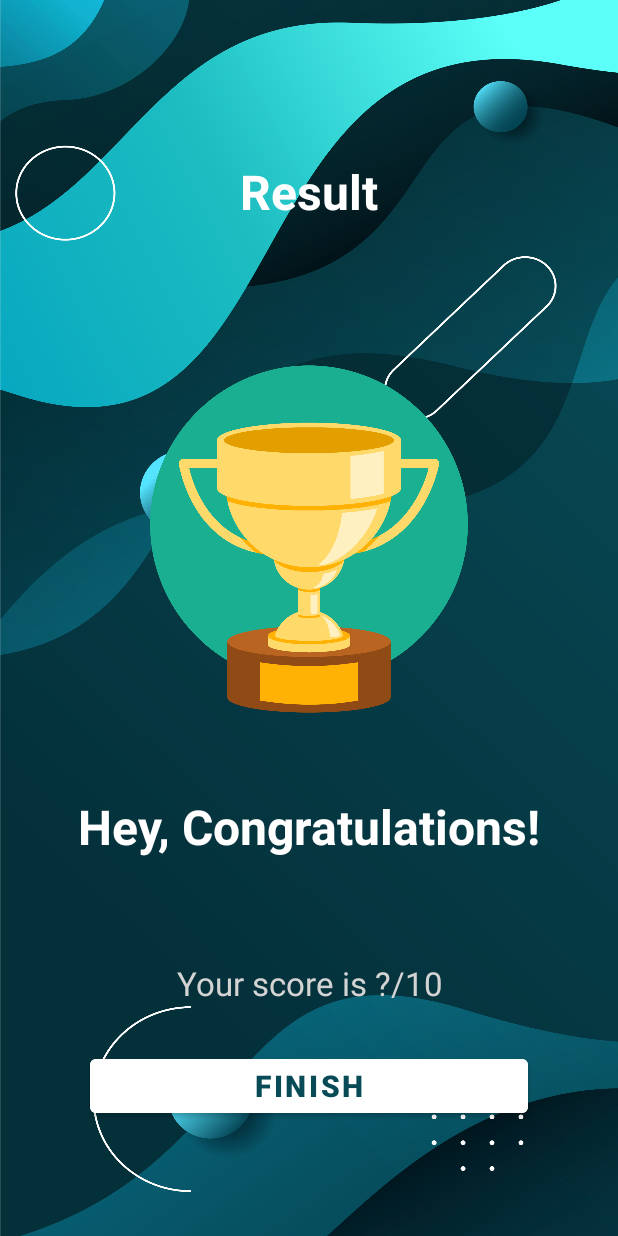
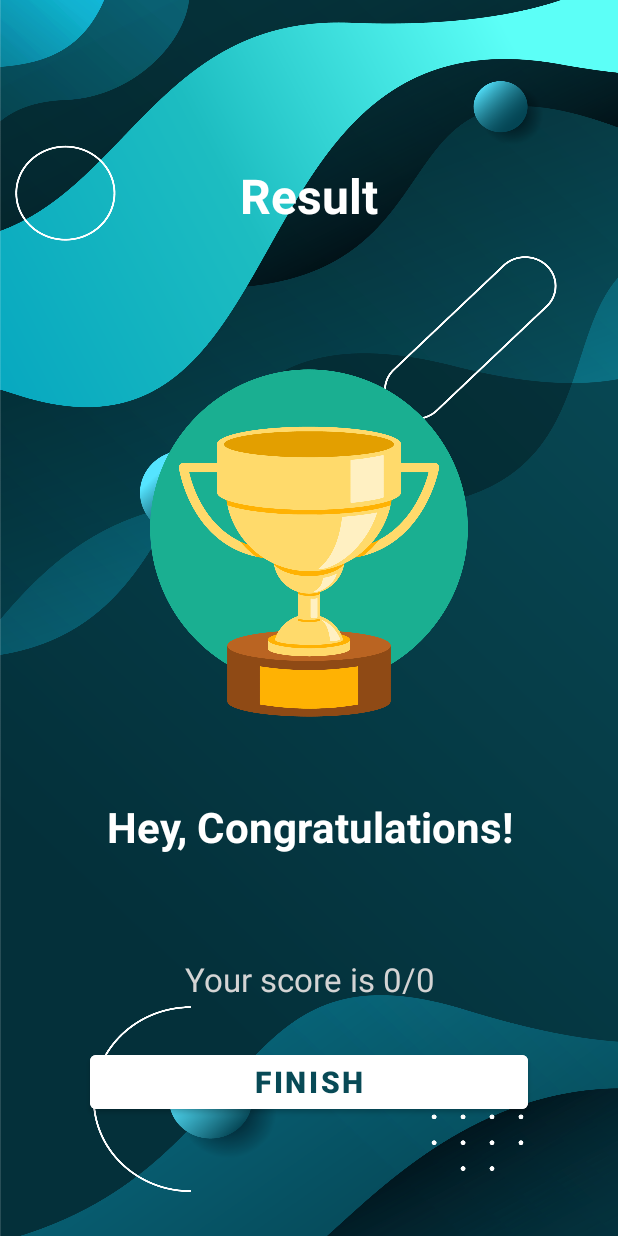
Before and after one commit to TCompton88/Quiz-App, an Android app: the Results screen opened directly, with no data from a screen before it, on a phone screen of 412 x 824 dp. Run offline under Robolectric (Android 15) with nearby library versions, the phone set to English and light mode, and no system bars.

Commit message:
Added boolean value to prevent submit button from advancing without user guessing an answer. Finished with results activity and ui fully functional

```diff
--- a/app/src/main/java/com/example/myapplication/Constants.kt
+++ b/app/src/main/java/com/example/myapplication/Constants.kt
@@ -1,6 +1,11 @@
 package com.example.myapplication
 
 object Constants {
+
+    const val USER_NAME : String = "user_name"
+    const val TOTAL_QUESTIONS : String = "total_questions"
+    const val CORRECT_ANSWERS : String = "correct_answer"
+
     fun getQuestions():ArrayList<Question>{
         val questionsList = ArrayList<Question>()
 
--- a/app/src/main/java/com/example/myapplication/MainActivity.kt
+++ b/app/src/main/java/com/example/myapplication/MainActivity.kt
@@ -21,6 +21,7 @@ class MainActivity : AppCompatActivity() {
             } else{
                 /*Assigns new activity to variable*/
                 val intent = Intent(this, QuizQuestionsActivity::class.java)
+                intent.putExtra(Constants.USER_NAME, etName.text.toString())
                 startActivity(intent)
                 /*Stops current activity*/
                 finish()
--- a/app/src/main/java/com/example/myapplication/Results.kt
+++ b/app/src/main/java/com/example/myapplication/Results.kt
@@ -1,11 +1,29 @@
 package com.example.myapplication
 
+import android.annotation.SuppressLint
+import android.content.Intent
 import androidx.appcompat.app.AppCompatActivity
 import android.os.Bundle
+import android.widget.Button
+import android.widget.TextView
 
 class Results : AppCompatActivity() {
+    @SuppressLint("SetTextI18n")
     override fun onCreate(savedInstanceState: Bundle?) {
         super.onCreate(savedInstanceState)
         setContentView(R.layout.activity_results)
+
+        val tvName: TextView = findViewById(R.id.userName)
+        val tvScore: TextView = findViewById(R.id.userScore)
+        val btnFinish: Button = findViewById(R.id.btnFinish)
+        val totalQuestions = intent.getIntExtra(Constants.TOTAL_QUESTIONS, 0)
+        val correctAnswers = intent.getIntExtra(Constants.CORRECT_ANSWERS, 0)
+
+        tvName.text = intent.getStringExtra(Constants.USER_NAME)
+        tvScore.text = "Your score is $totalQuestions/$correctAnswers"
+
+        btnFinish.setOnClickListener{
+            startActivity(Intent(this, MainActivity::class.java))
+        }
     }
 }
--- a/app/src/main/res/layout/activity_results.xml
+++ b/app/src/main/res/layout/activity_results.xml
@@ -33,13 +33,13 @@
         android:layout_height="wrap_content"
         android:layout_marginTop="20dp"
         android:text="@string/hey_congratulations"
-        android:textSize="32sp"
+        android:textSize="28sp"
         android:textColor="@color/white"
         android:textStyle="bold"
         android:gravity="center"/>
 
     <TextView
-        android:id="@+id/resultName"
+        android:id="@+id/userName"
         android:layout_width="match_parent"
         android:layout_height="wrap_content"
         android:layout_marginTop="20dp"
```
Also changed, not shown: app/src/main/java/com/example/myapplication/QuizQuestionsActivity.kt (+31 -10 lines).
